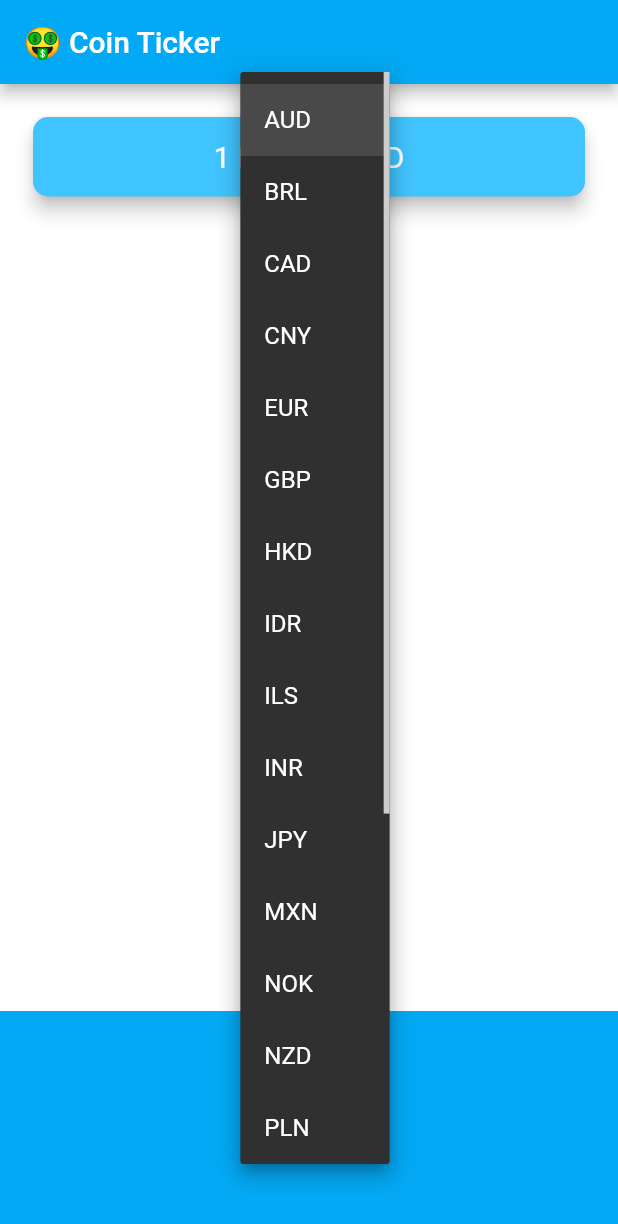
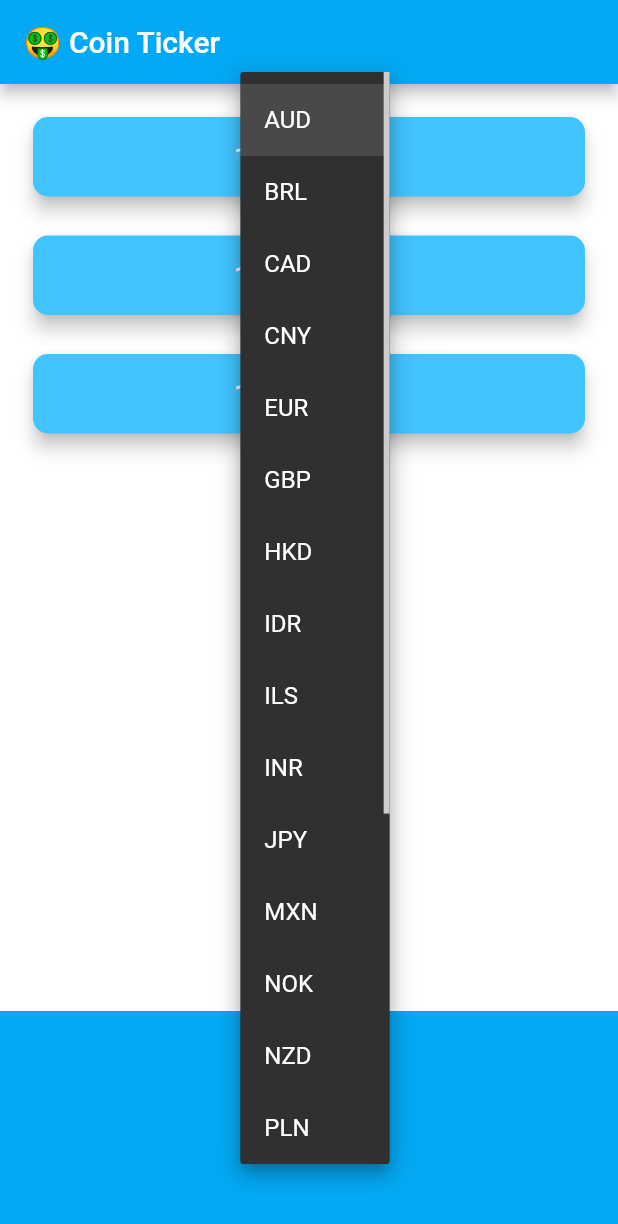
Before and after one commit to rhromets/bitcoin-ticker, a Flutter app: the screen it shows after launch, after a tap on "AUD", on a phone screen of 412 x 824 dp. Shown: the top 1224 px of the screen. Run offline on Flutter 3.47's test engine with Material 2 defaults, Android fonts, the phone set to English and light mode, and no system bars; network calls fail.

Commit message:
Implement different crypto coins

```diff
--- /dev/null
+++ b/lib/card_field.dart
@@ -0,0 +1,41 @@
+import 'package:flutter/material.dart';
+
+class CardField extends StatelessWidget {
+  const CardField({
+    required this.cryptoName,
+    required this.currencyData,
+    required this.selectedCurrency,
+  });
+
+  final String cryptoName;
+  final String? currencyData;
+  final String selectedCurrency;
+
+  @override
+  Widget build(BuildContext context) {
+    return Padding(
+      padding: EdgeInsets.fromLTRB(18.0, 18.0, 18.0, 0),
+      child: SizedBox(
+        width: double.infinity,
+        child: Card(
+          color: Colors.lightBlueAccent,
+          elevation: 5.0,
+          shape: RoundedRectangleBorder(
+            borderRadius: BorderRadius.circular(10.0),
+          ),
+          child: Padding(
+            padding: EdgeInsets.symmetric(vertical: 15.0, horizontal: 28.0),
+            child: Text(
+              '1 $cryptoName = ${currencyData == null ? "?" : currencyData} $selectedCurrency',
+              textAlign: TextAlign.center,
+              style: TextStyle(
+                fontSize: 20.0,
+                color: Colors.white,
+              ),
+            ),
+          ),
+        ),
+      ),
+    );
+  }
+}
--- a/lib/coin_data.dart
+++ b/lib/coin_data.dart
@@ -32,23 +32,28 @@ const List<String> cryptoList = [
   'LTC',
 ];
 
-// const apiKey = "DC6910B8-6D7D-480A-8105-526B0F8F428E";
-const apiKey1 = "902F66FD-86C1-4260-940B-4795E14BE810";
+const apiKey = "CA7A5FE1-11C4-4EEE-815D-6CCBB6AC5589";
+
 const coinAPI = "https://rest.coinapi.io/v1/exchangerate";
 
 class CoinData {
   Future<dynamic> getCoinData(String selectedCurrency) async {
-    String reqUrl = "$coinAPI/BTC/$selectedCurrency";
+    Map<String, String> cryptoPrices = {};
+
+    for (String cryptoValue in cryptoList) {
+      String requestUrl = "$coinAPI/$cryptoValue/$selectedCurrency";
       http.Response response =
-        await http.get(Uri.parse("$reqUrl?apiKey=$apiKey1"));
+          await http.get(Uri.parse("$requestUrl?apiKey=$apiKey"));
 
       if (response.statusCode == 200) {
         var decodedData = jsonDecode(response.body);
         double rate = decodedData['rate'];
-      return rate.toStringAsFixed(0);
+        cryptoPrices[cryptoValue] = rate.toStringAsFixed(0);
       } else {
         print(response.statusCode);
         throw 'Problem with the get request';
       }
     }
+    return cryptoPrices;
   }
+}
--- a/lib/price_screen.dart
+++ b/lib/price_screen.dart
@@ -3,6 +3,7 @@ import 'package:flutter/cupertino.dart';
 import 'package:bitcoin_ticker/coin_data.dart';
 import 'dart:io' show Platform;
 import 'coin_data.dart';
+import 'card_field.dart';
 
 class PriceScreen extends StatefulWidget {
   @override
@@ -11,8 +12,7 @@ class PriceScreen extends StatefulWidget {
 
 class _PriceScreenState extends State<PriceScreen> {
   String selectedCurrency = currenciesList[0];
-  String? currencyData;
-  CoinData coinData = CoinData();
+  Map<String, String> coinData = {};
 
   DropdownButton<String> androidDropdown() {
     List<DropdownMenuItem<String>> dropdownItems = [];
@@ -55,11 +55,15 @@ class _PriceScreenState extends State<PriceScreen> {
     );
   }
 
+  bool isWaiting = false;
+
   Future getData() async {
+    isWaiting = true;
     try {
-      var data = await coinData.getCoinData(selectedCurrency);
+      var data = await CoinData().getCoinData(selectedCurrency);
+      isWaiting = false;
       setState(() {
-        currencyData = data;
+        coinData = data;
       });
     } catch (e) {
       print(e);
@@ -72,6 +76,24 @@ class _PriceScreenState extends State<PriceScreen> {
     getData();
   }
 
+  String crypto = "AUD";
+
+  List<Widget> getCardFields() {
+    List<CardField> cardFields = [];
+
+    for (var cryptoName in cryptoList) {
+      crypto = cryptoName.toString();
+      cardFields.add(
+        CardField(
+          cryptoName: isWaiting ? "?" : crypto,
+          currencyData: coinData[crypto],
+          selectedCurrency: selectedCurrency,
+        ),
+      );
+    }
+    return cardFields;
+  }
+
   @override
   Widget build(BuildContext context) {
     return Scaffold(
@@ -82,26 +104,8 @@ class _PriceScreenState extends State<PriceScreen> {
         mainAxisAlignment: MainAxisAlignment.spaceBetween,
         crossAxisAlignment: CrossAxisAlignment.stretch,
         children: <Widget>[
-          Padding(
-            padding: EdgeInsets.fromLTRB(18.0, 18.0, 18.0, 0),
-            child: Card(
-              color: Colors.lightBlueAccent,
-              elevation: 5.0,
-              shape: RoundedRectangleBorder(
-                borderRadius: BorderRadius.circular(10.0),
-              ),
-              child: Padding(
-                padding: EdgeInsets.symmetric(vertical: 15.0, horizontal: 28.0),
-                child: Text(
-                  '1 BTC = ${currencyData == null ? "?" : currencyData} $selectedCurrency',
-                  textAlign: TextAlign.center,
-                  style: TextStyle(
-                    fontSize: 20.0,
-                    color: Colors.white,
-                  ),
-                ),
-              ),
-            ),
+          Column(
+            children: getCardFields(),
           ),
           Container(
             height: 150.0,
```
Lines whose indentation alone changed are shown as unchanged.
